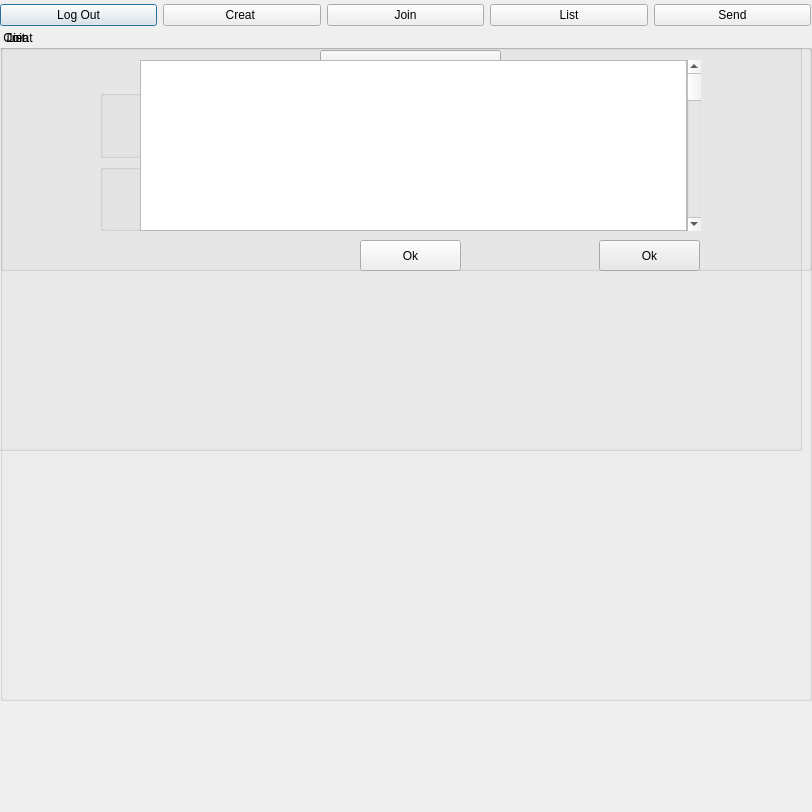
Above: user_page.ui from Pouyaamini123/Messenger_smile_20 before the change. Below: the same form after it.
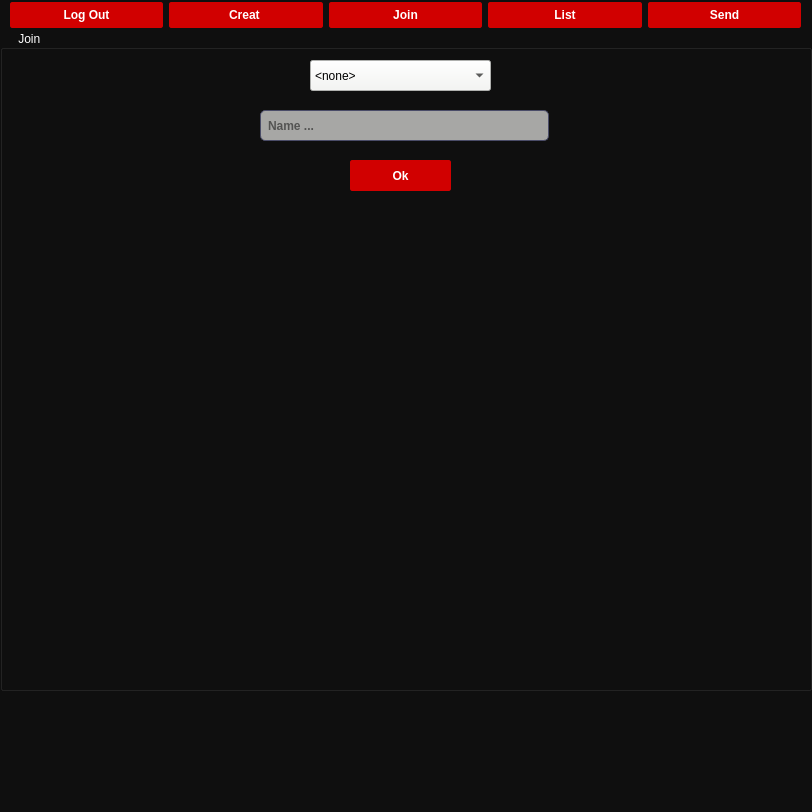
That is the form after the change. Icons and pictures are not drawn.

What changed in the file:
```diff
--- a/user_page.ui
+++ b/user_page.ui
@@ -14,14 +14,180 @@
    <string>Dialog</string>
   </property>
   <property name="styleSheet">
-   <string notr="true"/>
+   <string notr="true">/*Copyright (c) DevSec Studio. All rights reserved.
+
+MIT License
+
+Permission is hereby granted, free of charge, to any person obtaining a copy
+of this software and associated documentation files (the &quot;Software&quot;), to deal
+in the Software without restriction, including without limitation the rights
+to use, copy, modify, merge, publish, distribute, sublicense, and/or sell
+copies of the Software, and to permit persons to whom the Software is
+furnished to do so, subject to the following conditions:
+
+The above copyright notice and this permission notice shall be included in all
+copies or substantial portions of the Software.
+
+THE SOFTWARE IS PROVIDED *AS IS*, WITHOUT WARRANTY OF ANY KIND, EXPRESS OR
+IMPLIED, INCLUDING BUT NOT LIMITED TO THE WARRANTIES OF MERCHANTABILITY,
+FITNESS FOR A PARTICULAR PURPOSE AND NONINFRINGEMENT. IN NO EVENT SHALL THE
+AUTHORS OR COPYRIGHT HOLDERS BE LIABLE FOR ANY CLAIM, DAMAGES OR OTHER
+LIABILITY, WHETHER IN AN ACTION OF CONTRACT, TORT OR OTHERWISE, ARISING FROM,
+OUT OF OR IN CONNECTION WITH THE SOFTWARE OR THE USE OR OTHER DEALINGS IN THE SOFTWARE.
+*/
+
+/*-----QWidget-----*/
+QWidget
+{
+	background-color: #0f0f0f;
+	color: #fff;
+	border-color: #000000;
+
+}
+
+
+/*-----QLabel-----*/
+QLabel
+{
+	background-color: transparent;
+	color: #fff;
+	font-weight: bold;
+	border-color: #000000;
+
+}
+
+
+/*-----QPushButton-----*/
+QPushButton
+{
+	background-color: #d10000;
+	color: #fff;
+	font-weight: bold;
+	border: 1px solid #d10000;  
+	border-radius: 2px;
+	padding: 5px;
+
+}
+
+
+QPushButton::hover
+{
+	background-color: #ad0000;
+	color: #fff;
+
+}
+
+
+QPushButton::pressed
+{
+	background-color: #e00000;
+	color: #fff;
+
+}
+
+
+/*-----QToolButton-----*/
+QToolButton
+{
+	background-color: transparent;
+	color: #000000;
+	border-style: solid;
+	border-color: #000000;
+
+}
+
+
+QToolButton::hover
+{
+	background-color: #d10000;
+	color: #000000;
+	border-radius: 15px;
+	border-color: #d10000;
+
+}
+
+
+QToolButton::pressed
+{
+	background-color: #d10000;
+	color: #000000;
+	border-style: solid;
+	border-width: 0px;
+
+}
+
+
+/*-----QLineEdit-----*/
+QLineEdit{
+	background-color: #4d4d4d;
+	color: #fff;
+	font-weight: bold;
+	border-style: solid;
+	border-radius: 5px;
+	padding: 5px;
+
+}
+
+
+/*-----QCheckBox-----*/
+QCheckBox
+{
+	background-color: transparent;
+	color: #b9b9bb;
+	font-weight: bold;
+
+}
+
+
+QCheckBox::indicator
+{
+    color: #b1b1b1;
+    background-color: #00111d;
+    border: 1px solid #d10000;
+    width: 12px;
+    height: 12px;
+
+}
+
+
+QCheckBox::indicator:checked
+{
+    image:url(&quot;./ressources/check.png&quot;); /*To replace*/
+	background-color: #d10000;
+    border: 1px solid #d10000;
+
+}
+
+
+QCheckBox::indicator:unchecked:hover
+{
+    border: 1px solid #ff0000;
+
+}
+
+
+QCheckBox::disabled
+{
+	color: #656565;
+
+}
+
+
+QCheckBox::indicator:disabled
+{
+	background-color: #656565;
+	color: #656565;
+    border: 1px solid #656565;
+
+}
+</string>
   </property>
   <widget class="QWidget" name="horizontalLayoutWidget">
    <property name="geometry">
     <rect>
-     <x>0</x>
+     <x>10</x>
      <y>0</y>
-     <width>811</width>
+     <width>791</width>
      <height>31</height>
     </rect>
    </property>
@@ -31,6 +197,12 @@
       <property name="text">
        <string>Log Out</string>
       </property>
+      <property name="iconSize">
+       <size>
+        <width>20</width>
+        <height>20</height>
+       </size>
+      </property>
      </widget>
     </item>
     <item>
@@ -69,7 +241,7 @@
      <x>0</x>
      <y>30</y>
      <width>812</width>
-     <height>241</height>
+     <height>251</height>
     </rect>
    </property>
    <property name="title">
@@ -84,6 +256,267 @@
       <height>31</height>
      </rect>
     </property>
+    <property name="styleSheet">
+     <string notr="true">/*Copyright (c) DevSec Studio. All rights reserved.
+
+MIT License
+
+Permission is hereby granted, free of charge, to any person obtaining a copy
+of this software and associated documentation files (the &quot;Software&quot;), to deal
+in the Software without restriction, including without limitation the rights
+to use, copy, modify, merge, publish, distribute, sublicense, and/or sell
+copies of the Software, and to permit persons to whom the Software is
+furnished to do so, subject to the following conditions:
+
+The above copyright notice and this permission notice shall be included in all
+copies or substantial portions of the Software.
+
+THE SOFTWARE IS PROVIDED *AS IS*, WITHOUT WARRANTY OF ANY KIND, EXPRESS OR
+IMPLIED, INCLUDING BUT NOT LIMITED TO THE WARRANTIES OF MERCHANTABILITY,
+FITNESS FOR A PARTICULAR PURPOSE AND NONINFRINGEMENT. IN NO EVENT SHALL THE
+AUTHORS OR COPYRIGHT HOLDERS BE LIABLE FOR ANY CLAIM, DAMAGES OR OTHER
+LIABILITY, WHETHER IN AN ACTION OF CONTRACT, TORT OR OTHERWISE, ARISING FROM,
+OUT OF OR IN CONNECTION WITH THE SOFTWARE OR THE USE OR OTHER DEALINGS IN THE SOFTWARE.
+*/
+
+/*-----QWidget-----*/
+QWidget
+{
+	background-color: #f5f6f3;
+	color: #000;
+	border-color: #000000;
+
+}
+
+
+/*-----QLabel-----*/
+QLabel
+{
+	background-color: transparent;
+	color: #000;
+	border-color: #000000;
+
+}
+
+
+/*-----QPushButton-----*/
+QPushButton
+{
+	background-color: #00ff4f;
+	color: #000000;
+	font-weight: bold;
+	border-style: solid;
+	border-color: #000000;
+	padding: 6px;
+
+}
+
+
+QPushButton::hover
+{
+	background-color: #6aff95;
+
+}
+
+
+QPushButton::pressed
+{
+	background-color: #52c573;
+
+}
+
+
+/*-----QToolButton-----*/
+QToolButton
+{
+	background-color: #00ff4f;
+	color: #000000;
+	font-weight: bold;
+	border-style: solid;
+	border-color: #000000;
+	padding: 6px;
+
+}
+
+
+QToolButton::hover
+{
+	background-color: #6aff95;
+
+}
+
+
+QToolButton::pressed
+{
+	background-color: #52c573;
+
+}
+
+
+/*-----QLineEdit-----*/
+QLineEdit
+{
+	background-color: #a7a7a5;
+	color: #000;
+	border-style: solid;
+	border-width: 1px;
+	border-color: #4a4c68;
+
+}
+
+
+/*-----QTableView-----*/
+QTableView, 
+QHeaderView, 
+QTableView::item 
+{
+	background-color: #e6e6e6;
+	color: #000;
+	border: none;
+
+}
+
+
+QTableView::item:selected 
+{ 
+    background-color: #888888;
+    color: #000;
+
+}
+
+
+QHeaderView::section:horizontal 
+{
+    background-color: #e6e6e6;
+	border: 1px solid #37384d;
+	padding: 2px;
+
+}
+
+
+QTableView::indicator{
+	background-color: #212121;
+	border: 1px solid #37384d;
+
+}
+
+
+QTableView::indicator:checked{
+	image:url(&quot;./ressources/check.png&quot;); /*To replace*/
+	background-color: #212121;
+
+}
+
+/*-----QTabWidget-----*/
+QTabWidget::pane 
+{ 
+    border: none;
+
+}
+
+
+QTabWidget::tab-bar 
+{
+    left: 5px; 
+
+}
+
+
+QTabBar::tab 
+{
+    color: #000;
+    min-width: 1px;
+	padding-left: 25px;
+	margin-left:-22px;
+    height: 28px;
+	border: none;
+
+}
+
+
+QTabBar::tab:selected 
+{
+    color: #000;
+	font-weight: bold;
+    height: 28px;
+
+}
+
+
+QTabBar::tab:!first 
+{
+    margin-left: -20px;
+
+}
+
+
+QTabBar::tab:hover 
+{
+    font-weight: bold;
+
+}
+
+
+/*-----QScrollBar-----*/
+QScrollBar:horizontal 
+{
+    background-color: transparent;
+    height: 8px;
+    margin: 0px;
+    padding: 0px;
+
+}
+
+
+QScrollBar::handle:horizontal 
+{
+    border: none;
+	min-width: 100px;
+    background-color: #56576c;
+
+}
+
+
+QScrollBar::add-line:horizontal, 
+QScrollBar::sub-line:horizontal,
+QScrollBar::add-page:horizontal, 
+QScrollBar::sub-page:horizontal 
+{
+    width: 0px;
+    background-color: transparent;
+
+}
+
+
+QScrollBar:vertical 
+{
+    background-color: transparent;
+    width: 8px;
+    margin: 0;
+
+}
+
+
+QScrollBar::handle:vertical 
+{
+    border: none;
+	min-height: 100px;
+    background-color: #56576c;
+
+}
+
+
+QScrollBar::add-line:vertical, 
+QScrollBar::sub-line:vertical,
+QScrollBar::add-page:vertical, 
+QScrollBar::sub-page:vertical 
+{
+    height: 0px;
+    background-color: transparent;
+
+}
+</string>
+    </property>
     <item>
      <property name="text">
       <string>&lt;none&gt;</string>
@@ -124,6 +557,267 @@
           <height>31</height>
          </rect>
         </property>
+        <property name="styleSheet">
+         <string notr="true">/*Copyright (c) DevSec Studio. All rights reserved.
+
+MIT License
+
+Permission is hereby granted, free of charge, to any person obtaining a copy
+of this software and associated documentation files (the &quot;Software&quot;), to deal
+in the Software without restriction, including without limitation the rights
+to use, copy, modify, merge, publish, distribute, sublicense, and/or sell
+copies of the Software, and to permit persons to whom the Software is
+furnished to do so, subject to the following conditions:
+
+The above copyright notice and this permission notice shall be included in all
+copies or substantial portions of the Software.
+
+THE SOFTWARE IS PROVIDED *AS IS*, WITHOUT WARRANTY OF ANY KIND, EXPRESS OR
+IMPLIED, INCLUDING BUT NOT LIMITED TO THE WARRANTIES OF MERCHANTABILITY,
+FITNESS FOR A PARTICULAR PURPOSE AND NONINFRINGEMENT. IN NO EVENT SHALL THE
+AUTHORS OR COPYRIGHT HOLDERS BE LIABLE FOR ANY CLAIM, DAMAGES OR OTHER
+LIABILITY, WHETHER IN AN ACTION OF CONTRACT, TORT OR OTHERWISE, ARISING FROM,
+OUT OF OR IN CONNECTION WITH THE SOFTWARE OR THE USE OR OTHER DEALINGS IN THE SOFTWARE.
+*/
+
+/*-----QWidget-----*/
+QWidget
+{
+	background-color: #f5f6f3;
+	color: #000;
+	border-color: #000000;
+
+}
+
+
+/*-----QLabel-----*/
+QLabel
+{
+	background-color: transparent;
+	color: #000;
+	border-color: #000000;
+
+}
+
+
+/*-----QPushButton-----*/
+QPushButton
+{
+	background-color: #00ff4f;
+	color: #000000;
+	font-weight: bold;
+	border-style: solid;
+	border-color: #000000;
+	padding: 6px;
+
+}
+
+
+QPushButton::hover
+{
+	background-color: #6aff95;
+
+}
+
+
+QPushButton::pressed
+{
+	background-color: #52c573;
+
+}
+
+
+/*-----QToolButton-----*/
+QToolButton
+{
+	background-color: #00ff4f;
+	color: #000000;
+	font-weight: bold;
+	border-style: solid;
+	border-color: #000000;
+	padding: 6px;
+
+}
+
+
+QToolButton::hover
+{
+	background-color: #6aff95;
+
+}
+
+
+QToolButton::pressed
+{
+	background-color: #52c573;
+
+}
+
+
+/*-----QLineEdit-----*/
+QLineEdit
+{
+	background-color: #a7a7a5;
+	color: #000;
+	border-style: solid;
+	border-width: 1px;
+	border-color: #4a4c68;
+
+}
+
+
+/*-----QTableView-----*/
+QTableView, 
+QHeaderView, 
+QTableView::item 
+{
+	background-color: #e6e6e6;
+	color: #000;
+	border: none;
+
+}
+
+
+QTableView::item:selected 
+{ 
+    background-color: #888888;
+    color: #000;
+
+}
+
+
+QHeaderView::section:horizontal 
+{
+    background-color: #e6e6e6;
+	border: 1px solid #37384d;
+	padding: 2px;
+
+}
+
+
+QTableView::indicator{
+	background-color: #212121;
+	border: 1px solid #37384d;
+
+}
+
+
+QTableView::indicator:checked{
+	image:url(&quot;./ressources/check.png&quot;); /*To replace*/
+	background-color: #212121;
+
+}
+
+/*-----QTabWidget-----*/
+QTabWidget::pane 
+{ 
+    border: none;
+
+}
+
+
+QTabWidget::tab-bar 
+{
+    left: 5px; 
+
+}
+
+
+QTabBar::tab 
+{
+    color: #000;
+    min-width: 1px;
+	padding-left: 25px;
+	margin-left:-22px;
+    height: 28px;
+	border: none;
+
+}
+
+
+QTabBar::tab:selected 
+{
+    color: #000;
+	font-weight: bold;
+    height: 28px;
+
+}
+
+
+QTabBar::tab:!first 
+{
+    margin-left: -20px;
+
+}
+
+
+QTabBar::tab:hover 
+{
+    font-weight: bold;
+
+}
+
+
+/*-----QScrollBar-----*/
+QScrollBar:horizontal 
+{
+    background-color: transparent;
+    height: 8px;
+    margin: 0px;
+    padding: 0px;
+
+}
+
+
+QScrollBar::handle:horizontal 
+{
+    border: none;
+	min-width: 100px;
+    background-color: #56576c;
+
+}
+
+
+QScrollBar::add-line:horizontal, 
+QScrollBar::sub-line:horizontal,
+QScrollBar::add-page:horizontal, 
+QScrollBar::sub-page:horizontal 
+{
+    width: 0px;
+    background-color: transparent;
+
+}
+
+
+QScrollBar:vertical 
+{
+    background-color: transparent;
+    width: 8px;
+    margin: 0;
+
+}
+
+
+QScrollBar::handle:vertical 
+{
+    border: none;
+	min-height: 100px;
+    background-color: #56576c;
+
+}
+
+
+QScrollBar::add-line:vertical, 
+QScrollBar::sub-line:vertical,
+QScrollBar::add-page:vertical, 
+QScrollBar::sub-page:vertical 
+{
+    height: 0px;
+    background-color: transparent;
+
+}
+</string>
+        </property>
         <property name="text">
          <string/>
         </property>
@@ -147,6 +841,267 @@
           <height>31</height>
          </rect>
         </property>
+        <property name="styleSheet">
+         <string notr="true">/*Copyright (c) DevSec Studio. All rights reserved.
+
+MIT License
+
+Permission is hereby granted, free of charge, to any person obtaining a copy
+of this software and associated documentation files (the &quot;Software&quot;), to deal
+in the Software without restriction, including without limitation the rights
+to use, copy, modify, merge, publish, distribute, sublicense, and/or sell
+copies of the Software, and to permit persons to whom the Software is
+furnished to do so, subject to the following conditions:
+
+The above copyright notice and this permission notice shall be included in all
+copies or substantial portions of the Software.
+
+THE SOFTWARE IS PROVIDED *AS IS*, WITHOUT WARRANTY OF ANY KIND, EXPRESS OR
+IMPLIED, INCLUDING BUT NOT LIMITED TO THE WARRANTIES OF MERCHANTABILITY,
+FITNESS FOR A PARTICULAR PURPOSE AND NONINFRINGEMENT. IN NO EVENT SHALL THE
+AUTHORS OR COPYRIGHT HOLDERS BE LIABLE FOR ANY CLAIM, DAMAGES OR OTHER
+LIABILITY, WHETHER IN AN ACTION OF CONTRACT, TORT OR OTHERWISE, ARISING FROM,
+OUT OF OR IN CONNECTION WITH THE SOFTWARE OR THE USE OR OTHER DEALINGS IN THE SOFTWARE.
+*/
+
+/*-----QWidget-----*/
+QWidget
+{
+	background-color: #f5f6f3;
+	color: #000;
+	border-color: #000000;
+
+}
+
+
+/*-----QLabel-----*/
+QLabel
+{
+	background-color: transparent;
+	color: #000;
+	border-color: #000000;
+
+}
+
+
+/*-----QPushButton-----*/
+QPushButton
+{
+	background-color: #00ff4f;
+	color: #000000;
+	font-weight: bold;
+	border-style: solid;
+	border-color: #000000;
+	padding: 6px;
+
+}
+
+
+QPushButton::hover
+{
+	background-color: #6aff95;
+
+}
+
+
+QPushButton::pressed
+{
+	background-color: #52c573;
+
+}
+
+
+/*-----QToolButton-----*/
+QToolButton
+{
+	background-color: #00ff4f;
+	color: #000000;
+	font-weight: bold;
+	border-style: solid;
+	border-color: #000000;
+	padding: 6px;
+
+}
+
+
+QToolButton::hover
+{
+	background-color: #6aff95;
+
+}
+
+
+QToolButton::pressed
+{
+	background-color: #52c573;
+
+}
+
+
+/*-----QLineEdit-----*/
+QLineEdit
+{
+	background-color: #a7a7a5;
+	color: #000;
+	border-style: solid;
+	border-width: 1px;
+	border-color: #4a4c68;
+
+}
+
+
+/*-----QTableView-----*/
+QTableView, 
+QHeaderView, 
+QTableView::item 
+{
+	background-color: #e6e6e6;
+	color: #000;
+	border: none;
+
+}
+
+
+QTableView::item:selected 
+{ 
+    background-color: #888888;
+    color: #000;
+
+}
+
+
+QHeaderView::section:horizontal 
+{
+    background-color: #e6e6e6;
+	border: 1px solid #37384d;
+	padding: 2px;
+
+}
+
+
+QTableView::indicator{
+	background-color: #212121;
+	border: 1px solid #37384d;
+
+}
+
+
+QTableView::indicator:checked{
+	image:url(&quot;./ressources/check.png&quot;); /*To replace*/
+	background-color: #212121;
+
+}
+
+/*-----QTabWidget-----*/
+QTabWidget::pane 
+{ 
+    border: none;
+
+}
+
+
+QTabWidget::tab-bar 
+{
+    left: 5px; 
+
+}
+
+
+QTabBar::tab 
+{
+    color: #000;
+    min-width: 1px;
+	padding-left: 25px;
+	margin-left:-22px;
+    height: 28px;
+	border: none;
+
+}
+
+
+QTabBar::tab:selected 
+{
+    color: #000;
+	font-weight: bold;
+    height: 28px;
+
+}
+
+
+QTabBar::tab:!first 
+{
+    margin-left: -20px;
+
+}
+
+
+QTabBar::tab:hover 
+{
+    font-weight: bold;
+
+}
+
+
+/*-----QScrollBar-----*/
+QScrollBar:horizontal 
+{
+    background-color: transparent;
+    height: 8px;
+    margin: 0px;
+    padding: 0px;
+
+}
+
+
+QScrollBar::handle:horizontal 
+{
+    border: none;
+	min-width: 100px;
+    background-color: #56576c;
+
+}
+
+
+QScrollBar::add-line:horizontal, 
+QScrollBar::sub-line:horizontal,
+QScrollBar::add-page:horizontal, 
+QScrollBar::sub-page:horizontal 
+{
+    width: 0px;
+    background-color: transparent;
+
+}
+
+
+QScrollBar:vertical 
+{
+    background-color: transparent;
+    width: 8px;
+    margin: 0;
+
+}
+
+
+QScrollBar::handle:vertical 
+{
+    border: none;
+	min-height: 100px;
+    background-color: #56576c;
+
+}
+
+
+QScrollBar::add-line:vertical, 
+QScrollBar::sub-line:vertical,
+QScrollBar::add-page:vertical, 
+QScrollBar::sub-page:vertical 
+{
+    height: 0px;
+    background-color: transparent;
+
+}
+</string>
+        </property>
         <property name="text">
          <string/>
         </property>
@@ -172,80 +1127,13 @@
     </property>
    </widget>
   </widget>
-  <widget class="QGroupBox" name="groupBox_4">
-   <property name="geometry">
-    <rect>
-     <x>-10</x>
-     <y>30</y>
-     <width>812</width>
-     <height>421</height>
-    </rect>
-   </property>
-   <property name="title">
-    <string>     Join</string>
-   </property>
-   <widget class="QComboBox" name="comboBox_2">
-    <property name="geometry">
-     <rect>
-      <x>310</x>
-      <y>30</y>
-      <width>181</width>
-      <height>31</height>
-     </rect>
-    </property>
-    <item>
-     <property name="text">
-      <string>&lt;none&gt;</string>
-     </property>
-    </item>
-    <item>
-     <property name="text">
-      <string>Channel</string>
-     </property>
-    </item>
-    <item>
-     <property name="text">
-      <string>Group</string>
-     </property>
-    </item>
-   </widget>
-   <widget class="QLineEdit" name="lineEdit_3">
-    <property name="geometry">
-     <rect>
-      <x>260</x>
-      <y>80</y>
-      <width>289</width>
-      <height>31</height>
-     </rect>
-    </property>
-    <property name="text">
-     <string/>
-    </property>
-    <property name="placeholderText">
-     <string>Name ...</string>
-    </property>
-   </widget>
-   <widget class="QPushButton" name="pushButton_8">
-    <property name="geometry">
-     <rect>
-      <x>350</x>
-      <y>130</y>
-      <width>101</width>
-      <height>31</height>
-     </rect>
-    </property>
-    <property name="text">
-     <string>Ok</string>
-    </property>
-   </widget>
-  </widget>
   <widget class="QGroupBox" name="groupBox_5">
    <property name="geometry">
     <rect>
      <x>0</x>
      <y>30</y>
      <width>812</width>
-     <height>671</height>
+     <height>501</height>
     </rect>
    </property>
    <property name="title">
@@ -255,7 +1143,7 @@
     <property name="geometry">
      <rect>
       <x>360</x>
-      <y>210</y>
+      <y>260</y>
       <width>101</width>
       <height>31</height>
      </rect>
@@ -268,7 +1156,7 @@
     <property name="geometry">
      <rect>
       <x>140</x>
-      <y>30</y>
+      <y>80</y>
       <width>561</width>
       <height>171</height>
      </rect>
@@ -278,7 +1166,269 @@
       <number>0</number>
      </property>
      <item>
-      <widget class="QTextEdit" name="textEdit"/>
+      <widget class="QTextEdit" name="textEdit">
+       <property name="styleSheet">
+        <string notr="true">/*Copyright (c) DevSec Studio. All rights reserved.
+
+MIT License
+
+Permission is hereby granted, free of charge, to any person obtaining a copy
+of this software and associated documentation files (the &quot;Software&quot;), to deal
+in the Software without restriction, including without limitation the rights
+to use, copy, modify, merge, publish, distribute, sublicense, and/or sell
+copies of the Software, and to permit persons to whom the Software is
+furnished to do so, subject to the following conditions:
+
+The above copyright notice and this permission notice shall be included in all
+copies or substantial portions of the Software.
+
+THE SOFTWARE IS PROVIDED *AS IS*, WITHOUT WARRANTY OF ANY KIND, EXPRESS OR
+IMPLIED, INCLUDING BUT NOT LIMITED TO THE WARRANTIES OF MERCHANTABILITY,
+FITNESS FOR A PARTICULAR PURPOSE AND NONINFRINGEMENT. IN NO EVENT SHALL THE
+AUTHORS OR COPYRIGHT HOLDERS BE LIABLE FOR ANY CLAIM, DAMAGES OR OTHER
+LIABILITY, WHETHER IN AN ACTION OF CONTRACT, TORT OR OTHERWISE, ARISING FROM,
+OUT OF OR IN CONNECTION WITH THE SOFTWARE OR THE USE OR OTHER DEALINGS IN THE SOFTWARE.
+*/
+
+/*-----QWidget-----*/
+QWidget
+{
+	background-color: #f5f6f3;
+	color: #000;
+	border-color: #000000;
+
+}
+
+
+/*-----QLabel-----*/
+QLabel
+{
+	background-color: transparent;
+	color: #000;
+	border-color: #000000;
+
+}
+
+
+/*-----QPushButton-----*/
+QPushButton
+{
+	background-color: #00ff4f;
+	color: #000000;
+	font-weight: bold;
+	border-style: solid;
+	border-color: #000000;
+	padding: 6px;
+
+}
+
+
+QPushButton::hover
+{
+	background-color: #6aff95;
+
+}
+
+
+QPushButton::pressed
+{
+	background-color: #52c573;
+
+}
+
+
+/*-----QToolButton-----*/
+QToolButton
+{
+	background-color: #00ff4f;
+	color: #000000;
+	font-weight: bold;
+	border-style: solid;
+	border-color: #000000;
+	padding: 6px;
+
+}
+
+
+QToolButton::hover
+{
+	background-color: #6aff95;
+
+}
+
+
+QToolButton::pressed
+{
+	background-color: #52c573;
+
+}
+
+
+/*-----QLineEdit-----*/
+QLineEdit
+{
+	background-color: #a7a7a5;
+	color: #000;
+	border-style: solid;
+	border-width: 1px;
+	border-color: #4a4c68;
+
+}
+
+
+/*-----QTableView-----*/
+QTableView, 
+QHeaderView, 
+QTableView::item 
+{
+	background-color: #e6e6e6;
+	color: #000;
+	border: none;
+
+}
+
+
+QTableView::item:selected 
+{ 
+    background-color: #888888;
+    color: #000;
+
+}
+
+
+QHeaderView::section:horizontal 
+{
+    background-color: #e6e6e6;
+	border: 1px solid #37384d;
+	padding: 2px;
+
+}
+
+
+QTableView::indicator{
+	background-color: #212121;
+	border: 1px solid #37384d;
+
+}
+
+
+QTableView::indicator:checked{
+	image:url(&quot;./ressources/check.png&quot;); /*To replace*/
+	background-color: #212121;
+
+}
+
+/*-----QTabWidget-----*/
+QTabWidget::pane 
+{ 
+    border: none;
+
+}
+
+
+QTabWidget::tab-bar 
+{
+    left: 5px; 
+
+}
+
+
+QTabBar::tab 
+{
+    color: #000;
+    min-width: 1px;
+	padding-left: 25px;
+	margin-left:-22px;
+    height: 28px;
+	border: none;
+
+}
+
+
+QTabBar::tab:selected 
+{
+    color: #000;
+	font-weight: bold;
+    height: 28px;
+
+}
+
+
+QTabBar::tab:!first 
+{
+    margin-left: -20px;
+
+}
+
+
+QTabBar::tab:hover 
+{
+    font-weight: bold;
+
+}
+
+
+/*-----QScrollBar-----*/
+QScrollBar:horizontal 
+{
+    background-color: transparent;
+    height: 8px;
+    margin: 0px;
+    padding: 0px;
+
+}
+
+
+QScrollBar::handle:horizontal 
+{
+    border: none;
+	min-width: 100px;
+    background-color: #56576c;
+
+}
+
+
+QScrollBar::add-line:horizontal, 
+QScrollBar::sub-line:horizontal,
+QScrollBar::add-page:horizontal, 
+QScrollBar::sub-page:horizontal 
+{
+    width: 0px;
+    background-color: transparent;
+
+}
+
+
+QScrollBar:vertical 
+{
+    background-color: transparent;
+    width: 8px;
+    margin: 0;
+
+}
+
+
+QScrollBar::handle:vertical 
+{
+    border: none;
+	min-height: 100px;
+    background-color: #56576c;
+
+}
+
+
+QScrollBar::add-line:vertical, 
+QScrollBar::sub-line:vertical,
+QScrollBar::add-page:vertical, 
+QScrollBar::sub-page:vertical 
+{
+    height: 0px;
+    background-color: transparent;
+
+}
+</string>
+       </property>
+      </widget>
      </item>
      <item>
       <widget class="QScrollBar" name="verticalScrollBar">
@@ -288,6 +1438,620 @@
       </widget>
      </item>
     </layout>
+   </widget>
+   <widget class="QComboBox" name="comboBox_3">
+    <property name="geometry">
+     <rect>
+      <x>291</x>
+      <y>40</y>
+      <width>211</width>
+      <height>24</height>
+     </rect>
+    </property>
+    <item>
+     <property name="text">
+      <string>User</string>
+     </property>
+    </item>
+    <item>
+     <property name="text">
+      <string>Group</string>
+     </property>
+    </item>
+    <item>
+     <property name="text">
+      <string>Channel</string>
+     </property>
+    </item>
+   </widget>
+  </widget>
+  <widget class="QGroupBox" name="groupBox_4">
+   <property name="geometry">
+    <rect>
+     <x>0</x>
+     <y>30</y>
+     <width>812</width>
+     <height>661</height>
+    </rect>
+   </property>
+   <property name="title">
+    <string>     Join</string>
+   </property>
+   <widget class="QComboBox" name="comboBox_2">
+    <property name="geometry">
+     <rect>
+      <x>310</x>
+      <y>30</y>
+      <width>181</width>
+      <height>31</height>
+     </rect>
+    </property>
+    <property name="styleSheet">
+     <string notr="true">/*Copyright (c) DevSec Studio. All rights reserved.
+
+MIT License
+
+Permission is hereby granted, free of charge, to any person obtaining a copy
+of this software and associated documentation files (the &quot;Software&quot;), to deal
+in the Software without restriction, including without limitation the rights
+to use, copy, modify, merge, publish, distribute, sublicense, and/or sell
+copies of the Software, and to permit persons to whom the Software is
+furnished to do so, subject to the following conditions:
+
+The above copyright notice and this permission notice shall be included in all
+copies or substantial portions of the Software.
+
+THE SOFTWARE IS PROVIDED *AS IS*, WITHOUT WARRANTY OF ANY KIND, EXPRESS OR
+IMPLIED, INCLUDING BUT NOT LIMITED TO THE WARRANTIES OF MERCHANTABILITY,
+FITNESS FOR A PARTICULAR PURPOSE AND NONINFRINGEMENT. IN NO EVENT SHALL THE
+AUTHORS OR COPYRIGHT HOLDERS BE LIABLE FOR ANY CLAIM, DAMAGES OR OTHER
+LIABILITY, WHETHER IN AN ACTION OF CONTRACT, TORT OR OTHERWISE, ARISING FROM,
+OUT OF OR IN CONNECTION WITH THE SOFTWARE OR THE USE OR OTHER DEALINGS IN THE SOFTWARE.
+*/
+
+/*-----QWidget-----*/
+QWidget
+{
+	background-color: #f5f6f3;
+	color: #000;
+	border-color: #000000;
+
+}
+
+
+/*-----QLabel-----*/
+QLabel
+{
+	background-color: transparent;
+	color: #000;
+	border-color: #000000;
+
+}
+
+
+/*-----QPushButton-----*/
+QPushButton
+{
+	background-color: #00ff4f;
+	color: #000000;
+	font-weight: bold;
+	border-style: solid;
+	border-color: #000000;
+	padding: 6px;
+
+}
+
+
+QPushButton::hover
+{
+	background-color: #6aff95;
+
+}
+
+
+QPushButton::pressed
+{
+	background-color: #52c573;
+
+}
+
+
+/*-----QToolButton-----*/
+QToolButton
+{
+	background-color: #00ff4f;
+	color: #000000;
+	font-weight: bold;
+	border-style: solid;
+	border-color: #000000;
+	padding: 6px;
+
+}
+
+
+QToolButton::hover
+{
+	background-color: #6aff95;
+
+}
+
+
+QToolButton::pressed
+{
+	background-color: #52c573;
+
+}
+
+
+/*-----QLineEdit-----*/
+QLineEdit
+{
+	background-color: #a7a7a5;
+	color: #000;
+	border-style: solid;
+	border-width: 1px;
+	border-color: #4a4c68;
+
+}
+
+
+/*-----QTableView-----*/
+QTableView, 
+QHeaderView, 
+QTableView::item 
+{
+	background-color: #e6e6e6;
+	color: #000;
+	border: none;
+
+}
+
+
+QTableView::item:selected 
+{ 
+    background-color: #888888;
+    color: #000;
+
+}
+
+
+QHeaderView::section:horizontal 
+{
+    background-color: #e6e6e6;
+	border: 1px solid #37384d;
+	padding: 2px;
+
+}
+
+
+QTableView::indicator{
+	background-color: #212121;
+	border: 1px solid #37384d;
+
+}
+
+
+QTableView::indicator:checked{
+	image:url(&quot;./ressources/check.png&quot;); /*To replace*/
+	background-color: #212121;
+
+}
+
+/*-----QTabWidget-----*/
+QTabWidget::pane 
+{ 
+    border: none;
+
+}
+
+
+QTabWidget::tab-bar 
+{
+    left: 5px; 
+
+}
+
+
+QTabBar::tab 
+{
+    color: #000;
+    min-width: 1px;
+	padding-left: 25px;
+	margin-left:-22px;
+    height: 28px;
+	border: none;
+
+}
+
+
+QTabBar::tab:selected 
+{
+    color: #000;
+	font-weight: bold;
+    height: 28px;
+
+}
+
+
+QTabBar::tab:!first 
+{
+    margin-left: -20px;
+
+}
+
+
+QTabBar::tab:hover 
+{
+    font-weight: bold;
+
+}
+
+
+/*-----QScrollBar-----*/
+QScrollBar:horizontal 
+{
+    background-color: transparent;
+    height: 8px;
+    margin: 0px;
+    padding: 0px;
+
+}
+
+
+QScrollBar::handle:horizontal 
+{
+    border: none;
+	min-width: 100px;
+    background-color: #56576c;
+
+}
+
+
+QScrollBar::add-line:horizontal, 
+QScrollBar::sub-line:horizontal,
+QScrollBar::add-page:horizontal, 
+QScrollBar::sub-page:horizontal 
+{
+    width: 0px;
+    background-color: transparent;
+
+}
+
+
+QScrollBar:vertical 
+{
+    background-color: transparent;
+    width: 8px;
+    margin: 0;
+
+}
+
+
+QScrollBar::handle:vertical 
+{
+    border: none;
+	min-height: 100px;
+    background-color: #56576c;
+
+}
+
+
+QScrollBar::add-line:vertical, 
+QScrollBar::sub-line:vertical,
+QScrollBar::add-page:vertical, 
+QScrollBar::sub-page:vertical 
+{
+    height: 0px;
+    background-color: transparent;
+
+}
+</string>
+    </property>
+    <item>
+     <property name="text">
+      <string>&lt;none&gt;</string>
+     </property>
+    </item>
+    <item>
+     <property name="text">
+      <string>Channel</string>
+     </property>
+    </item>
+    <item>
+     <property name="text">
+      <string>Group</string>
+     </property>
+    </item>
+   </widget>
+   <widget class="QLineEdit" name="lineEdit_3">
+    <property name="geometry">
+     <rect>
+      <x>260</x>
+      <y>80</y>
+      <width>289</width>
+      <height>31</height>
+     </rect>
+    </property>
+    <property name="styleSheet">
+     <string notr="true">/*Copyright (c) DevSec Studio. All rights reserved.
+
+MIT License
+
+Permission is hereby granted, free of charge, to any person obtaining a copy
+of this software and associated documentation files (the &quot;Software&quot;), to deal
+in the Software without restriction, including without limitation the rights
+to use, copy, modify, merge, publish, distribute, sublicense, and/or sell
+copies of the Software, and to permit persons to whom the Software is
+furnished to do so, subject to the following conditions:
+
+The above copyright notice and this permission notice shall be included in all
+copies or substantial portions of the Software.
+
+THE SOFTWARE IS PROVIDED *AS IS*, WITHOUT WARRANTY OF ANY KIND, EXPRESS OR
+IMPLIED, INCLUDING BUT NOT LIMITED TO THE WARRANTIES OF MERCHANTABILITY,
+FITNESS FOR A PARTICULAR PURPOSE AND NONINFRINGEMENT. IN NO EVENT SHALL THE
+AUTHORS OR COPYRIGHT HOLDERS BE LIABLE FOR ANY CLAIM, DAMAGES OR OTHER
+LIABILITY, WHETHER IN AN ACTION OF CONTRACT, TORT OR OTHERWISE, ARISING FROM,
+OUT OF OR IN CONNECTION WITH THE SOFTWARE OR THE USE OR OTHER DEALINGS IN THE SOFTWARE.
+*/
+
+/*-----QWidget-----*/
+QWidget
+{
+	background-color: #f5f6f3;
+	color: #000;
+	border-color: #000000;
+
+}
+
+
+/*-----QLabel-----*/
+QLabel
+{
+	background-color: transparent;
+	color: #000;
+	border-color: #000000;
+
+}
+
+
+/*-----QPushButton-----*/
+QPushButton
+{
+	background-color: #00ff4f;
+	color: #000000;
+	font-weight: bold;
+	border-style: solid;
+	border-color: #000000;
+	padding: 6px;
+
+}
+
+
+QPushButton::hover
+{
+	background-color: #6aff95;
+
+}
+
+
+QPushButton::pressed
+{
+	background-color: #52c573;
+
+}
+
+
+/*-----QToolButton-----*/
+QToolButton
+{
+	background-color: #00ff4f;
+	color: #000000;
+	font-weight: bold;
+	border-style: solid;
+	border-color: #000000;
+	padding: 6px;
+
+}
+
+
+QToolButton::hover
+{
+	background-color: #6aff95;
+
+}
+
+
+QToolButton::pressed
+{
+	background-color: #52c573;
+
+}
+
+
+/*-----QLineEdit-----*/
+QLineEdit
+{
+	background-color: #a7a7a5;
+	color: #000;
+	border-style: solid;
+	border-width: 1px;
+	border-color: #4a4c68;
+
+}
+
+
+/*-----QTableView-----*/
+QTableView, 
+QHeaderView, 
+QTableView::item 
+{
+	background-color: #e6e6e6;
+	color: #000;
+	border: none;
+
+}
+
+
+QTableView::item:selected 
+{ 
+    background-color: #888888;
+    color: #000;
+
+}
+
+
+QHeaderView::section:horizontal 
+{
+    background-color: #e6e6e6;
+	border: 1px solid #37384d;
+	padding: 2px;
+
+}
+
+
+QTableView::indicator{
+	background-color: #212121;
+	border: 1px solid #37384d;
+
+}
+
+
+QTableView::indicator:checked{
+	image:url(&quot;./ressources/check.png&quot;); /*To replace*/
+	background-color: #212121;
+
+}
+
+/*-----QTabWidget-----*/
+QTabWidget::pane 
+{ 
+    border: none;
+
+}
+
+
+QTabWidget::tab-bar 
+{
+    left: 5px; 
+
+}
+
+
+QTabBar::tab 
+{
+    color: #000;
+    min-width: 1px;
+	padding-left: 25px;
+	margin-left:-22px;
+    height: 28px;
+	border: none;
+
+}
+
+
+QTabBar::tab:selected 
+{
+    color: #000;
+	font-weight: bold;
+    height: 28px;
+
+}
+
+
+QTabBar::tab:!first 
+{
+    margin-left: -20px;
+
+}
+
+
+QTabBar::tab:hover 
+{
+    font-weight: bold;
+
+}
+
+
+/*-----QScrollBar-----*/
+QScrollBar:horizontal 
+{
+    background-color: transparent;
+    height: 8px;
+    margin: 0px;
+    padding: 0px;
+
+}
+
+
+QScrollBar::handle:horizontal 
+{
+    border: none;
+	min-width: 100px;
+    background-color: #56576c;
+
+}
+
+
+QScrollBar::add-line:horizontal, 
+QScrollBar::sub-line:horizontal,
+QScrollBar::add-page:horizontal, 
+QScrollBar::sub-page:horizontal 
+{
+    width: 0px;
+    background-color: transparent;
+
+}
+
+
+QScrollBar:vertical 
+{
+    background-color: transparent;
+    width: 8px;
+    margin: 0;
+
+}
+
+
+QScrollBar::handle:vertical 
+{
+    border: none;
+	min-height: 100px;
+    background-color: #56576c;
+
+}
+
+
+QScrollBar::add-line:vertical, 
+QScrollBar::sub-line:vertical,
+QScrollBar::add-page:vertical, 
+QScrollBar::sub-page:vertical 
+{
+    height: 0px;
+    background-color: transparent;
+
+}
+</string>
+    </property>
+    <property name="text">
+     <string/>
+    </property>
+    <property name="placeholderText">
+     <string>Name ...</string>
+    </property>
+   </widget>
+   <widget class="QPushButton" name="pushButton_8">
+    <property name="geometry">
+     <rect>
+      <x>350</x>
+      <y>130</y>
+      <width>101</width>
+      <height>31</height>
+     </rect>
+    </property>
+    <property name="text">
+     <string>Ok</string>
+    </property>
    </widget>
   </widget>
  </widget>
```
